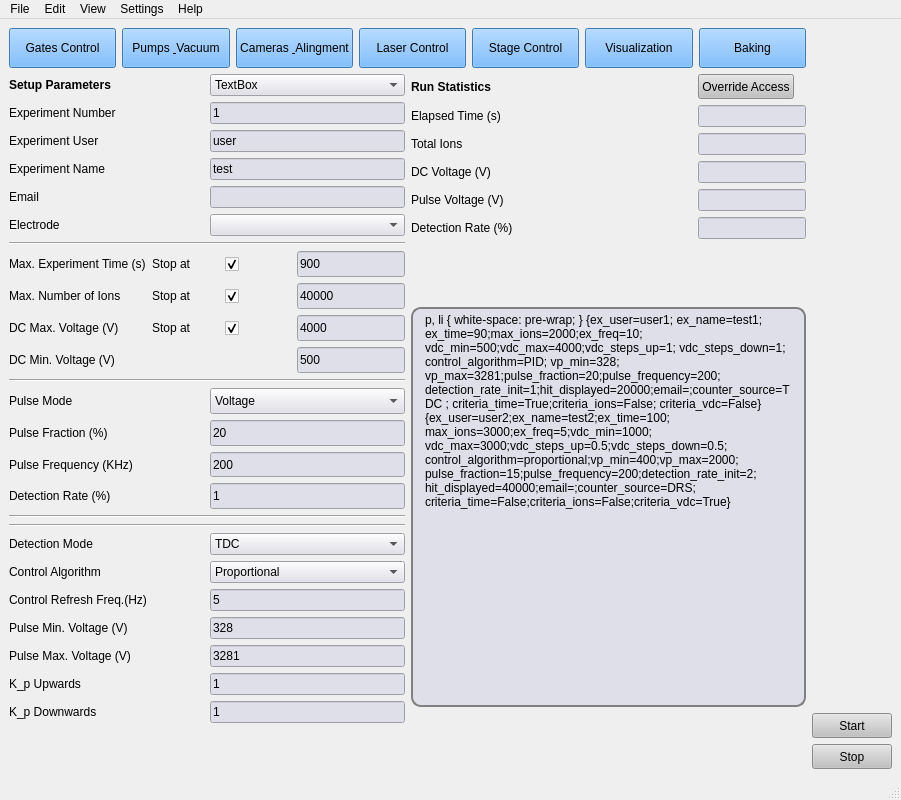
Qt form pyccapt/files/PyQt6_UI/gui_main.ui (mehrpad/pyccapt) before a commit.
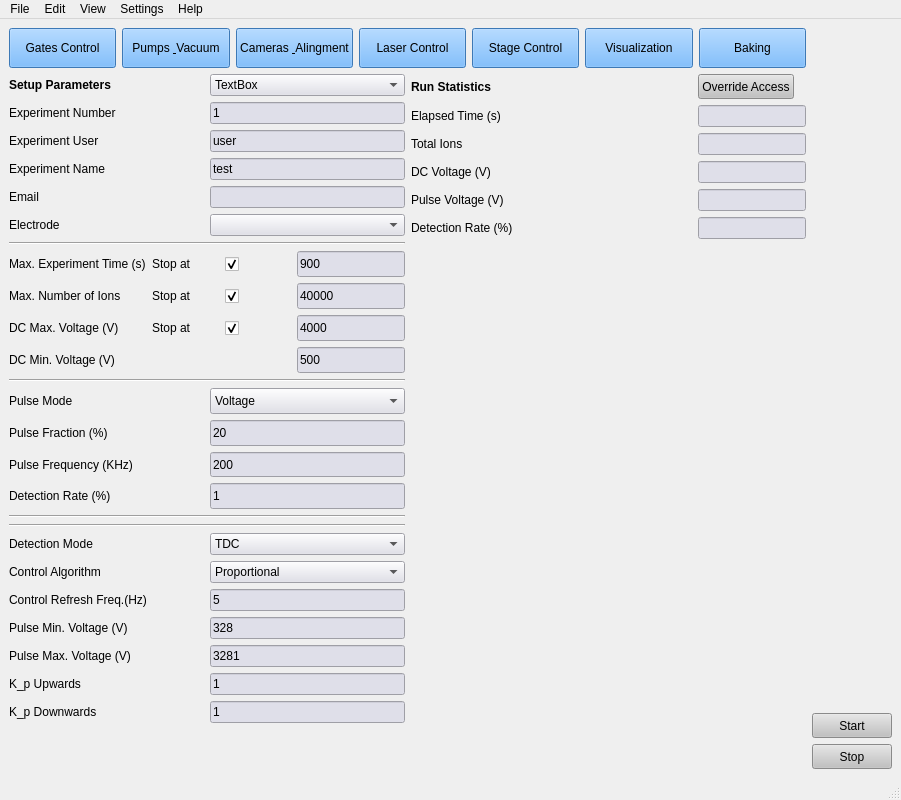
The same form after that commit.

Commit message: Remove legacy parameter input and refine main GUI controls

What changed in the file:
```diff
--- a/pyccapt/files/PyQt6_UI/gui_main.ui
+++ b/pyccapt/files/PyQt6_UI/gui_main.ui
@@ -1422,114 +1422,6 @@
                                         </property>
                                     </spacer>
                                 </item>
-                                <item>
-                                    <widget class="QTextEdit" name="text_line">
-                                        <property name="sizePolicy">
-                                            <sizepolicy hsizetype="Preferred" vsizetype="Preferred">
-                                                <horstretch>0</horstretch>
-                                                <verstretch>0</verstretch>
-                                            </sizepolicy>
-                                        </property>
-                                        <property name="minimumSize">
-                                            <size>
-                                                <width>0</width>
-                                                <height>400</height>
-                                            </size>
-                                        </property>
-                                        <property name="styleSheet">
-                                            <string notr="true">QWidget{
-                                                border: 2px solid gray;
-                                                border-radius: 10px;
-                                                padding: 0 8px;
-                                                background: rgb(223,223,233)
-                                                }
-                                            </string>
-                                        </property>
-                                        <property name="html">
-                                            <string>&lt;!DOCTYPE HTML PUBLIC &quot;-//W3C//DTD HTML 4.0//EN&quot; &quot;http://www.w3.org/TR/REC-html40/strict.dtd&quot;&gt;
-                                                &lt;html&gt;&lt;head&gt;&lt;meta name=&quot;qrichtext&quot; content=&quot;1&quot;
-                                                /&gt;&lt;meta charset=&quot;utf-8&quot; /&gt;&lt;style type=&quot;text/css&quot;&gt;
-                                                p, li { white-space: pre-wrap; }
-                                                &lt;/style&gt;&lt;/head&gt;&lt;body style=&quot; font-family:'Segoe UI';
-                                                font-size:9pt; font-weight:400; font-style:normal;&quot;&gt;
-                                                &lt;p style=&quot; margin-top:0px; margin-bottom:0px; margin-left:0px;
-                                                margin-right:0px; -qt-block-indent:0; text-indent:0px;&quot;&gt;&lt;span
-                                                style=&quot; font-family:'JetBrains Mono,monospace'; font-size:8pt;
-                                                color:#000000;&quot;&gt;{ex_user=user1;&lt;/span&gt;&lt;span style=&quot;
-                                                font-family:'MS Shell Dlg 2'; font-size:7.875pt;&quot;&gt;ex_name=test1;&lt;/span&gt;
-                                                &lt;/p&gt;
-                                                &lt;p style=&quot; margin-top:0px; margin-bottom:0px; margin-left:0px;
-                                                margin-right:0px; -qt-block-indent:0; text-indent:0px;&quot;&gt;&lt;span
-                                                style=&quot; font-family:'MS Shell Dlg 2'; font-size:7.875pt;&quot;&gt;ex_time=90;max_ions=2000;ex_freq=10;&lt;/span&gt;
-                                                &lt;/p&gt;
-                                                &lt;p style=&quot; margin-top:0px; margin-bottom:0px; margin-left:0px;
-                                                margin-right:0px; -qt-block-indent:0; text-indent:0px;&quot;&gt;&lt;span
-                                                style=&quot; font-family:'MS Shell Dlg 2'; font-size:7.875pt;&quot;&gt;vdc_min=500;vdc_max=4000;vdc_steps_up=1;&lt;/span&gt;
-                                                &lt;/p&gt;
-                                                &lt;p style=&quot; margin-top:0px; margin-bottom:0px; margin-left:0px;
-                                                margin-right:0px; -qt-block-indent:0; text-indent:0px;&quot;&gt;&lt;span
-                                                style=&quot; font-family:'MS Shell Dlg 2'; font-size:7.875pt;&quot;&gt;vdc_steps_down=1;&lt;/span&gt;&lt;span
-                                                style=&quot; font-family:'JetBrains Mono,monospace'; font-size:8pt;
-                                                color:#000000;&quot;&gt;control_algorithm=PID;&lt;/span&gt;&lt;span
-                                                style=&quot; font-family:'MS Shell Dlg 2'; font-size:7.875pt;&quot;&gt;vp_min=328;&lt;/span&gt;
-                                                &lt;/p&gt;
-                                                &lt;p style=&quot; margin-top:0px; margin-bottom:0px; margin-left:0px;
-                                                margin-right:0px; -qt-block-indent:0; text-indent:0px;&quot;&gt;&lt;span
-                                                style=&quot; font-family:'MS Shell Dlg 2'; font-size:7.875pt;&quot;&gt;vp_max=3281;pulse_fraction=20;pulse_frequency=200;&lt;/span&gt;
-                                                &lt;/p&gt;
-                                                &lt;p style=&quot; margin-top:0px; margin-bottom:0px; margin-left:0px;
-                                                margin-right:0px; -qt-block-indent:0; text-indent:0px;&quot;&gt;&lt;span
-                                                style=&quot; font-family:'MS Shell Dlg 2'; font-size:7.875pt;&quot;&gt;detection_rate_init=1;hit_displayed=20000;email=;counter_source=TDC&lt;/span&gt;&lt;span
-                                                style=&quot; font-family:'JetBrains Mono,monospace'; font-size:8pt;
-                                                color:#000000;&quot;&gt;;&lt;/span&gt; &lt;/p&gt;
-                                                &lt;p style=&quot; margin-top:0px; margin-bottom:0px; margin-left:0px;
-                                                margin-right:0px; -qt-block-indent:0; text-indent:0px;&quot;&gt;&lt;span
-                                                style=&quot; font-family:'JetBrains Mono,monospace'; font-size:8pt;
-                                                color:#000000;&quot;&gt;criteria_time=True;criteria_ions=False;&lt;/span&gt;
-                                                &lt;/p&gt;
-                                                &lt;p style=&quot; margin-top:0px; margin-bottom:0px; margin-left:0px;
-                                                margin-right:0px; -qt-block-indent:0; text-indent:0px;&quot;&gt;&lt;span
-                                                style=&quot; font-family:'JetBrains Mono,monospace'; font-size:8pt;
-                                                color:#000000;&quot;&gt;criteria_vdc=False}&lt;/span&gt; &lt;/p&gt;
-                                                &lt;p style=&quot; margin-top:0px; margin-bottom:0px; margin-left:0px;
-                                                margin-right:0px; -qt-block-indent:0; text-indent:0px;&quot;&gt;&lt;span
-                                                style=&quot; font-family:'JetBrains Mono,monospace'; font-size:8pt;
-                                                color:#000000;&quot;&gt;{ex_user=user2;ex_name=test2;ex_time=100;&lt;/span&gt;
-                                                &lt;/p&gt;
-                                                &lt;p style=&quot; margin-top:0px; margin-bottom:0px; margin-left:0px;
-                                                margin-right:0px; -qt-block-indent:0; text-indent:0px;&quot;&gt;&lt;span
-                                                style=&quot; font-family:'JetBrains Mono,monospace'; font-size:8pt;
-                                                color:#000000;&quot;&gt;max_ions=3000;ex_freq=5;vdc_min=1000;&lt;/span&gt;
-                                                &lt;/p&gt;
-                                                &lt;p style=&quot; margin-top:0px; margin-bottom:0px; margin-left:0px;
-                                                margin-right:0px; -qt-block-indent:0; text-indent:0px;&quot;&gt;&lt;span
-                                                style=&quot; font-family:'JetBrains Mono,monospace'; font-size:8pt;
-                                                color:#000000;&quot;&gt;vdc_max=3000;vdc_steps_up=0.5;vdc_steps_down=0.5;&lt;/span&gt;
-                                                &lt;/p&gt;
-                                                &lt;p style=&quot; margin-top:0px; margin-bottom:0px; margin-left:0px;
-                                                margin-right:0px; -qt-block-indent:0; text-indent:0px;&quot;&gt;&lt;span
-                                                style=&quot; font-family:'JetBrains Mono,monospace'; font-size:8pt;
-                                                color:#000000;&quot;&gt;control_algorithm=proportional;vp_min=400;vp_max=2000;&lt;/span&gt;
-                                                &lt;/p&gt;
-                                                &lt;p style=&quot; margin-top:0px; margin-bottom:0px; margin-left:0px;
-                                                margin-right:0px; -qt-block-indent:0; text-indent:0px;&quot;&gt;&lt;span
-                                                style=&quot; font-family:'JetBrains Mono,monospace'; font-size:8pt;
-                                                color:#000000;&quot;&gt;pulse_fraction=15;pulse_frequency=200;detection_rate_init=2;&lt;/span&gt;
-                                                &lt;/p&gt;
-                                                &lt;p style=&quot; margin-top:0px; margin-bottom:0px; margin-left:0px;
-                                                margin-right:0px; -qt-block-indent:0; text-indent:0px;&quot;&gt;&lt;span
-                                                style=&quot; font-family:'JetBrains Mono,monospace'; font-size:8pt;
-                                                color:#000000;&quot;&gt;hit_displayed=40000;email=;counter_source=DRS;&lt;/span&gt;
-                                                &lt;/p&gt;
-                                                &lt;p style=&quot; margin-top:0px; margin-bottom:0px; margin-left:0px;
-                                                margin-right:0px; -qt-block-indent:0; text-indent:0px;&quot;&gt;&lt;span
-                                                style=&quot; font-family:'JetBrains Mono,monospace'; font-size:8pt;
-                                                color:#000000;&quot;&gt;criteria_time=False;criteria_ions=False;criteria_vdc=True}&lt;/span&gt;
-                                                &lt;/p&gt;&lt;/body&gt;&lt;/html&gt;
-                                            </string>
-                                        </property>
-                                    </widget>
-                                </item>
                             </layout>
                         </item>
                         <item row="2" column="2" rowspan="2">
```
Left out of the diff: 3 changed lines with no effect on the pictures. The commit also changes 17 other files.
